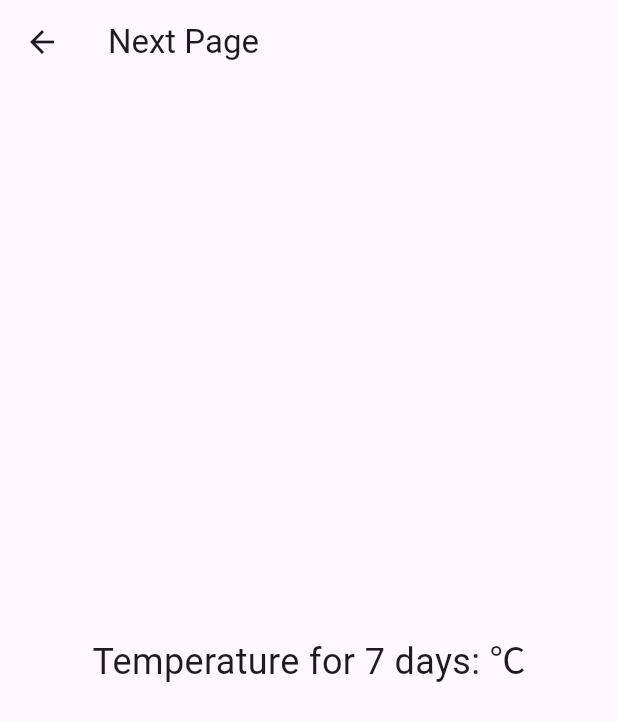
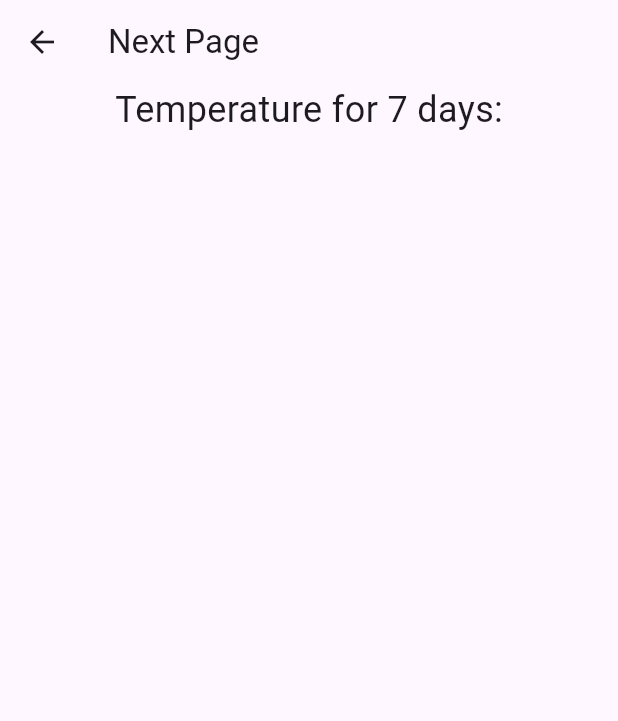
Before and after one commit to changswon/kioskwheatherapp, a Flutter app: the NextPage screen opened directly with empty values, on a phone screen of 412 x 824 dp. Shown: the top 721 px of the screen. Run offline on Flutter 3.47's test engine with Material 3 defaults, Android fonts, the phone set to English and light mode, and no system bars; our stand-ins replace flutter_svg, geocoding, geolocator, google_fonts, timer_builder.

Commit message:
1218commit

```diff
--- a/lib/weeklyweather/weeklyweather.dart
+++ b/lib/weeklyweather/weeklyweather.dart
@@ -1,20 +1,46 @@
 import 'package:flutter/material.dart';
+import 'package:intl/intl.dart';
 
 class NextPage extends StatelessWidget {
-  final String temp;
+  final List<double> weeklyTemperatures;
 
-  NextPage(this.temp);
+  NextPage(this.weeklyTemperatures);
 
   @override
   Widget build(BuildContext context) {
+    print('Weekly Temperatures: $weeklyTemperatures');
     return Scaffold(
       appBar: AppBar(
         title: Text('Next Page'),
       ),
       body: Center(
-        child: Text(
-          'Temperature for 7 days: $temp\u2103',
-          style: TextStyle(fontSize: 24),
+        child: Column(
+          mainAxisAlignment: MainAxisAlignment.start,
+          children: [
+            Text(
+              'Temperature for 7 days:',
+              style: TextStyle(fontSize: 24),
+            ),
+            SizedBox(height: 20),
+            // Use ListView.builder to display weekly temperatures
+            Container(
+              height: 700, // 적절한 높이 설정
+              child: ListView.builder(
+                shrinkWrap: true,
+                itemCount: weeklyTemperatures.length,
+                itemBuilder: (context, index) {
+
+                  DateTime date = DateTime.now().add(Duration(days: index));
+                  String dayOfWeek = DateFormat.E().format(date);
+
+                  return ListTile(
+                    title: Text('$dayOfWeek'), // dayOfWeek를 사용하여 요일 표시
+                    subtitle: Text('${weeklyTemperatures[index]}°C'),
+                  );
+                },
+              ),
+            ),
+          ],
         ),
       ),
     );
```
Also changed, not shown: lib/main.dart (+6 -2 lines), lib/network.dart (+10 -1 lines), lib/weather_screen.dart (+19 -4 lines).
